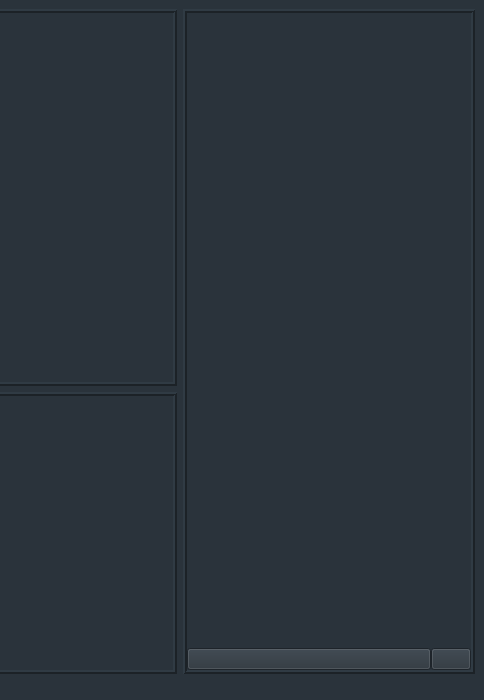
Qt form l2sMainWindow.ui (rvan-der/Learn2slither) before a commit; both pictures show x 416 to 900 and y 0 to 700 of the 900 by 700 pixel window.
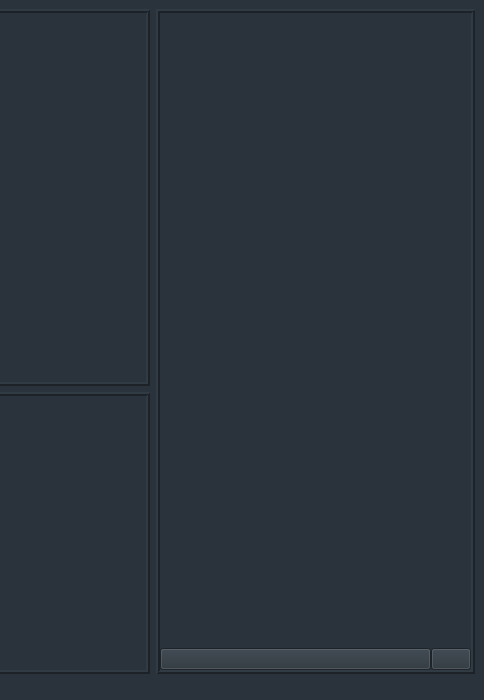
The same form after that commit. Icons and pictures are not drawn.

Diff of the .ui file:
```diff
--- a/l2sMainWindow.ui
+++ b/l2sMainWindow.ui
@@ -10,10 +10,16 @@
     <height>700</height>
    </rect>
   </property>
+  <property name="sizePolicy">
+   <sizepolicy hsizetype="Minimum" vsizetype="Minimum">
+    <horstretch>0</horstretch>
+    <verstretch>0</verstretch>
+   </sizepolicy>
+  </property>
   <property name="minimumSize">
    <size>
-    <width>800</width>
-    <height>600</height>
+    <width>900</width>
+    <height>700</height>
    </size>
   </property>
   <property name="windowTitle">
@@ -50,7 +56,7 @@
      <widget class="QWidget" name="centralWidgetLeft" native="true">
       <property name="sizePolicy">
        <sizepolicy hsizetype="Expanding" vsizetype="Expanding">
-        <horstretch>2</horstretch>
+        <horstretch>7</horstretch>
         <verstretch>0</verstretch>
        </sizepolicy>
       </property>
@@ -152,7 +158,7 @@
      <widget class="QFrame" name="agentsFrame">
       <property name="sizePolicy">
        <sizepolicy hsizetype="Preferred" vsizetype="Preferred">
-        <horstretch>1</horstretch>
+        <horstretch>4</horstretch>
         <verstretch>0</verstretch>
        </sizepolicy>
       </property>
@@ -186,7 +192,7 @@
          <property name="sizePolicy">
           <sizepolicy hsizetype="Ignored" vsizetype="Ignored">
            <horstretch>0</horstretch>
-           <verstretch>2</verstretch>
+           <verstretch>5</verstretch>
           </sizepolicy>
          </property>
          <property name="text">
@@ -205,7 +211,7 @@
          <property name="sizePolicy">
           <sizepolicy hsizetype="Expanding" vsizetype="Expanding">
            <horstretch>0</horstretch>
-           <verstretch>6</verstretch>
+           <verstretch>14</verstretch>
           </sizepolicy>
          </property>
          <property name="frameShape">
@@ -220,6 +226,9 @@
          <property name="horizontalScrollBarPolicy">
           <enum>Qt::ScrollBarPolicy::ScrollBarAlwaysOff</enum>
          </property>
+         <property name="sizeAdjustPolicy">
+          <enum>QAbstractScrollArea::SizeAdjustPolicy::AdjustIgnored</enum>
+         </property>
          <property name="widgetResizable">
           <bool>true</bool>
          </property>
@@ -228,8 +237,8 @@
            <rect>
             <x>0</x>
             <y>0</y>
-            <width>284</width>
-            <height>450</height>
+            <width>311</width>
+            <height>442</height>
            </rect>
           </property>
          </widget>
```
